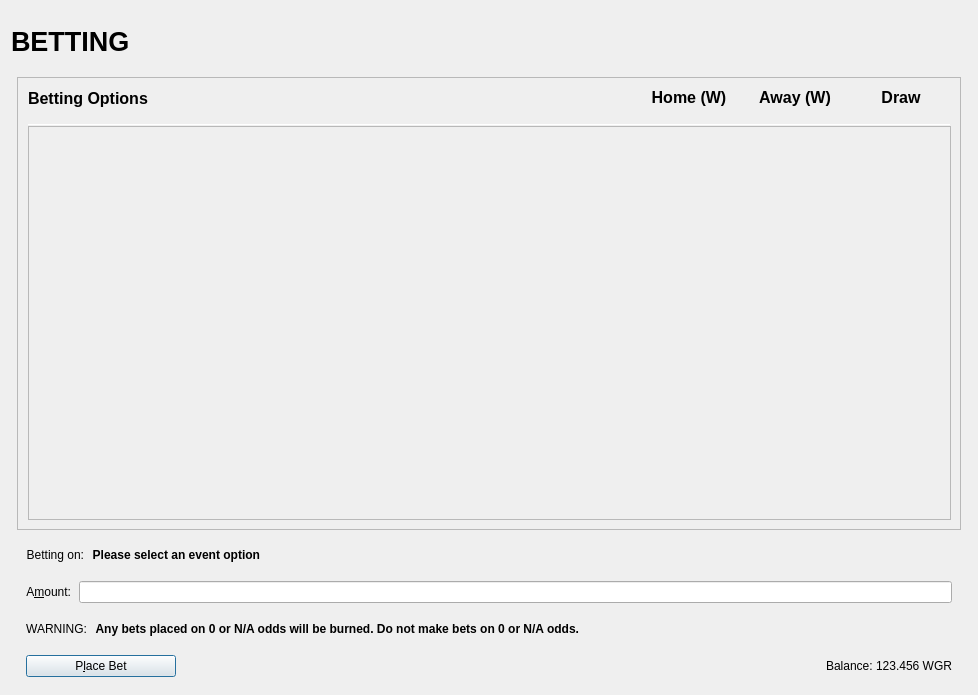
The window that src/qt/forms/placebetdialog.ui (wagerr/wagerr) describes before a commit, drawn with Qt 5.
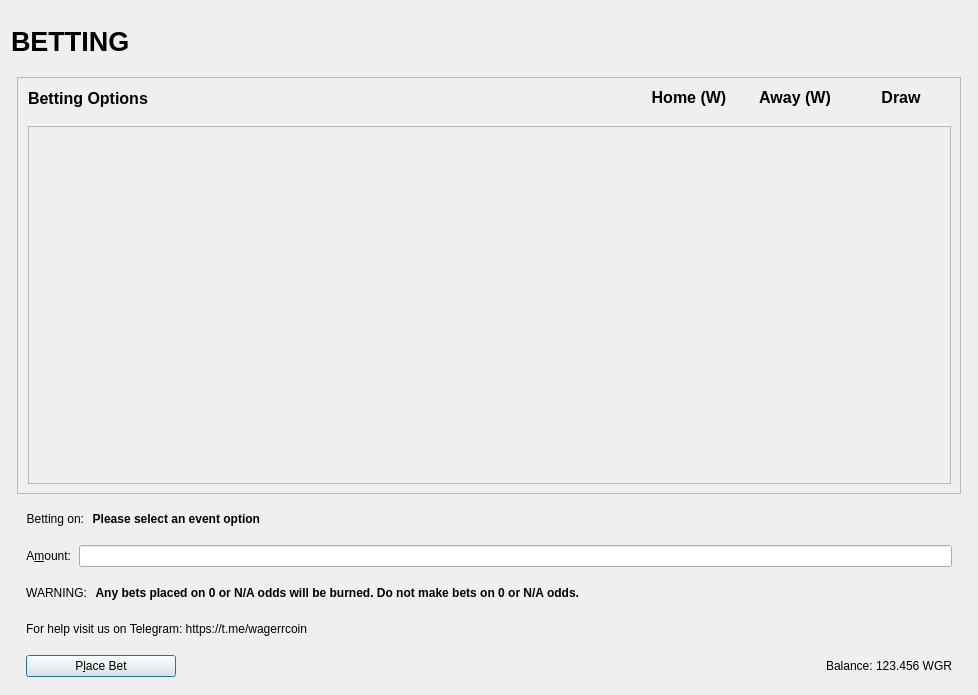
The same window after the commit. Icons and pictures are not drawn. Custom widgets are drawn as their Qt base class.

Commit message: [WGRCORE-38] Add help link to Telegram on betting tab

The edit to the form file:
```diff
--- a/src/qt/forms/placebetdialog.ui
+++ b/src/qt/forms/placebetdialog.ui
@@ -3060,6 +3060,43 @@
                </layout>
               </item>
 
+              <item>
+               <layout class="QHBoxLayout" name="horizontalLayoutCoinControl2" stretch="0,0,0,0">
+                <property name="spacing">
+                 <number>8</number>
+                </property>
+                <property name="bottomMargin">
+                 <number>10</number>
+                </property>
+
+                    <item>
+                     <widget class="QLabel" name="warningLabel">
+                      <property name="text">
+                       <string>For help visit us on Telegram: https://t.me/wagerrcoin</string>
+                      </property>
+                      <property name="alignment">
+                       <set>Qt::AlignLeft|Qt::AlignTrailing|Qt::AlignVCenter</set>
+                      </property>
+                     </widget>
+                    </item>
+
+                    <item>
+                     <spacer name="horizontalSpacer">
+                      <property name="orientation">
+                       <enum>Qt::Horizontal</enum>
+                      </property>
+                      <property name="sizeHint" stdset="0">
+                       <size>
+                        <width>40</width>
+                        <height>20</height>
+                       </size>
+                      </property>
+                     </spacer>
+                    </item>
+
+               </layout>
+              </item>
+
            <item>
           <layout class="QHBoxLayout" name="horizontalLayout">
            <property name="bottomMargin">
```
